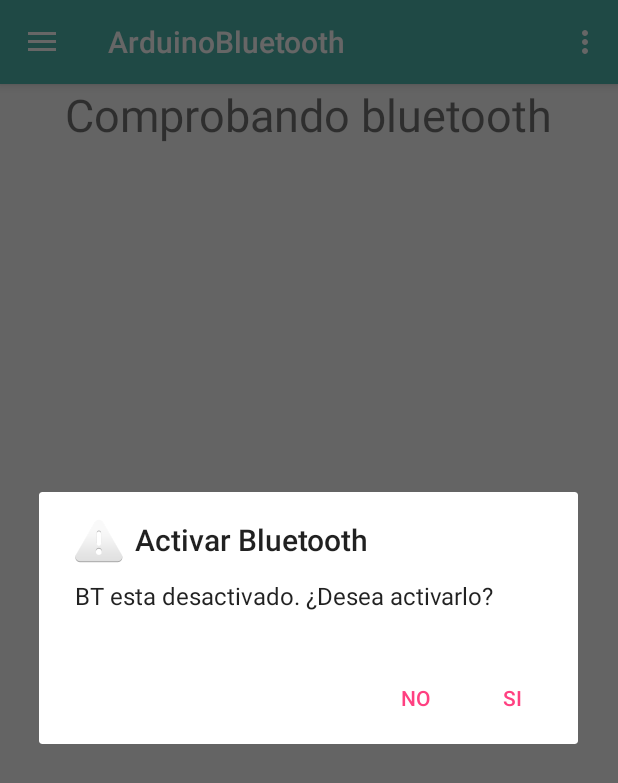
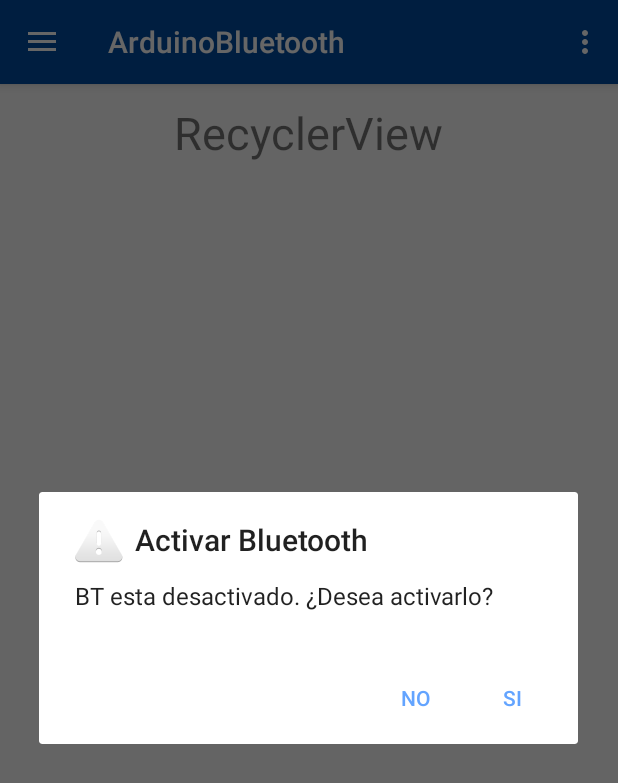
Before and after one commit to andres18160/ArduinoBluetooth, an Android app: the screen it shows after launch (MainActivity), after a tap on "Iniciar Control", on a phone screen of 412 x 824 dp. Shown: the top 783 px of the screen. Run offline under Robolectric (Android 15) with nearby library versions, the phone set to English and light mode, and no system bars; 1 other tap on this screen came first.

Commit message:
cambios varios
cambios varios

```diff
--- a/ArduinoBluetooth/app/src/main/java/com/andres18160gmail/arduinobluetooth/Principal.java
+++ b/ArduinoBluetooth/app/src/main/java/com/andres18160gmail/arduinobluetooth/Principal.java
@@ -1,5 +1,6 @@
 package com.andres18160gmail.arduinobluetooth;
 
+import android.animation.ObjectAnimator;
 import android.bluetooth.BluetoothAdapter;
 import android.bluetooth.BluetoothDevice;
 import android.bluetooth.BluetoothSocket;
@@ -21,7 +22,9 @@
 import android.view.LayoutInflater;
 import android.view.View;
 import android.view.ViewGroup;
+import android.view.animation.DecelerateInterpolator;
 import android.widget.MediaController;
+import android.widget.ProgressBar;
 import android.widget.TextView;
 import android.widget.Toast;
 
@@ -49,7 +52,7 @@
     private static final String NOMBRE_DISPOSITIVO_BT = "HC-06";//Nombre de neustro dispositivo bluetooth.
     private static final String TAG = "bluetooth2";
     private int progressChangedValue = 0;
-
+    private  View v;
     ArrayList<EnDispositivo> listDatos;
     RecyclerView recycler;
     TablaDispositivos cdDispositivos;
@@ -57,7 +60,6 @@
     EnDispositivo dispositivo=new EnDispositivo();
     TextView txtInformacion;
     BluetoothDevice arduino = null;
-    private MiAsyncTask tareaAsincrona;
 
 
     Handler h;
@@ -70,7 +72,8 @@
     // SPP UUID service
     private static final UUID MY_UUID = UUID.fromString("00001101-0000-1000-8000-00805F9B34FB");
     // MAC-address of Bluetooth module (you must edit this line)
-    private static String address = "00:15:FF:F2:19:5F";
+    private ObjectAnimator anim;
+    private Handler handler = new Handler();
 
 
 
@@ -85,12 +88,11 @@
     public View onCreateView(LayoutInflater inflater, ViewGroup container,
                              Bundle savedInstanceState) {
         // Inflate the layout for this fragment
-        View v= inflater.inflate(R.layout.fragment_principal, container, false);
+        v= inflater.inflate(R.layout.fragment_principal, container, false);
         cdDispositivos=new TablaDispositivos(v.getContext());
         recycler=(RecyclerView)v.findViewById(R.id.RecyclerId);
         recycler.setLayoutManager(new LinearLayoutManager(v.getContext(),LinearLayoutManager.VERTICAL,false));
         txtInformacion=(TextView)v.findViewById(R.id.txtInformacion);
-        //recycler.setLayoutManager(new GridLayoutManager(v.getContext(),2));
         listDatos=cdDispositivos.GetListaDispositivos();
         if(listDatos!=null){
             adapter=new DispositivosControlAdapter(listDatos);
@@ -98,6 +100,8 @@
             adapter.setOnSeekBar(this);
             recycler.setAdapter(adapter);
         }
+
+        recycler.setVisibility(View.INVISIBLE);
         h = new Handler() {
             public void handleMessage(android.os.Message msg) {
                 switch (msg.what) {
@@ -124,6 +128,22 @@
         return v;
     }
     private void descubrirDispositivosBT() {
+
+        new Thread(new Runnable() {
+            public void run() {
+
+                    // Update the progress bar and display the
+                    //current value in the text view
+                    handler.post(new Runnable() {
+                        public void run() {
+
+
+
+
+
+
+
+
 /*
 Este método comprueba si nuestro dispositivo dispone de conectividad bluetooh.
 En caso afirmativo, si estuviera desctivada, intenta activarla.
@@ -132,7 +152,7 @@
 //Comprobamos que el dispositivo tiene adaptador bluetooth
                             BluetoothAdapter mBluetoothAdapter = BluetoothAdapter.getDefaultAdapter();
 
-        txtInformacion.setText("Comprobando bluetooth");
+                            MensajeToast("Comprobando bluetooth");
 
                             if (mBluetoothAdapter != null) {
 
@@ -153,7 +173,6 @@
                                                 arduino = devices;
                                             }
                                         }
-
                                         if (arduino != null) {
 
                                             try {
@@ -161,17 +180,16 @@
                                             } catch (IOException e) {
                                                 MensajeToast("In onResume() and socket create failed: " + e.getMessage() + ".");
                                             }
-
                                             // Discovery is resource intensive.  Make sure it isn't going on
                                             // when you attempt to connect and pass your message.
                                             btAdapter.cancelDiscovery();
-
                                             // Establish the connection.  This will block until it connects.
                                             Log.d(TAG, "...Connecting...");
                                             try {
                                                 btSocket.connect();
-                            txtInformacion.setText("...Connecting...");
+                                                MensajeToast("...Connecting...");
                                                 Log.d(TAG, "....Connection ok...");
+                                                recycler.setVisibility(View.VISIBLE);
                                             } catch (IOException e) {
                                                 try {
                                                     btSocket.close();
@@ -182,20 +200,18 @@
 
                                             // Create a data stream so we can talk to server.
                                             Log.d(TAG, "...Create Socket...");
-
                                             mConnectedThread = new ConnectedThread(btSocket);
                                             mConnectedThread.start();
-
                                         } else {
 //No hemos encontrado nuestro dispositivo BT, es necesario emparejarlo antes de poder usarlo.
 //No hay ningun dispositivo emparejado. Salimos de la app.
                                             Toast.makeText(getContext(), "No hay dispositivos emparejados, por favor, empareje el arduino", Toast.LENGTH_LONG).show();
-                        txtInformacion.setText("No hay dispositivos emparejados, por favor, empareje el arduino");
+                                           // txtInformacion.setText("No hay dispositivos emparejados, por favor, empareje el arduino");
                                         }
                                     } else {
 //No hay ningun dispositivo emparejado. Salimos de la app.
                                         Toast.makeText(getContext(), "No hay dispositivos emparejados, por favor, empareje el arduino", Toast.LENGTH_LONG).show();
-                    txtInformacion.setText("No hay dispositivos emparejados, por favor, empareje el arduino");
+                                        //txtInformacion.setText("No hay dispositivos emparejados, por favor, empareje el arduino");
 
                                     }
                                 } else {
@@ -205,6 +221,30 @@
 // El dispositivo no soporta bluetooth. Mensaje al usuario y salimos de la app
                                 Toast.makeText(getContext(), "El dispositivo no soporta comunicación por Bluetooth", Toast.LENGTH_LONG).show();
                             }
+
+
+
+
+
+
+                        }//Final del RUN
+                    });
+                    try {
+                        // Sleep for 200 milliseconds.
+                        Thread.sleep(200);
+                    } catch (InterruptedException e) {
+                        e.printStackTrace();
+                    }
+
+            }
+        }).start();
+
+
+
+
+
+
+
     }
 
 
@@ -312,8 +352,9 @@
 
     @Override
     public void itemStopTrackingTouch(View view, int position) {
+        dispositivo=adapter.getItem(position);
         MensajeToast("Stop Progreso="+progressChangedValue);
-        tareaAsincrona.write(""+progressChangedValue);
+        mConnectedThread.write(dispositivo.getPin()+":"+progressChangedValue);
     }
     private class ConnectedThread extends Thread {
         private final InputStream mmInStream;
--- a/ArduinoBluetooth/app/src/main/res/drawable/side_nav_bar.xml
+++ b/ArduinoBluetooth/app/src/main/res/drawable/side_nav_bar.xml
@@ -2,8 +2,8 @@
     android:shape="rectangle">
     <gradient
         android:angle="135"
-        android:centerColor="#009688"
-        android:endColor="#00695C"
-        android:startColor="#4DB6AC"
+        android:centerColor="#1976d2"
+        android:endColor="#004ba0"
+        android:startColor="#3949ab"
         android:type="linear" />
 </shape>
--- a/ArduinoBluetooth/app/src/main/res/layout/app_bar_main.xml
+++ b/ArduinoBluetooth/app/src/main/res/layout/app_bar_main.xml
@@ -15,7 +15,7 @@
             android:id="@+id/toolbar"
             android:layout_width="match_parent"
             android:layout_height="?attr/actionBarSize"
-            android:background="?attr/colorPrimary"
+            android:background="@color/colorPrimaryDark"
             app:popupTheme="@style/AppTheme.PopupOverlay" />
 
     </android.support.design.widget.AppBarLayout>
--- a/ArduinoBluetooth/app/src/main/res/layout/fragment_principal.xml
+++ b/ArduinoBluetooth/app/src/main/res/layout/fragment_principal.xml
@@ -6,25 +6,31 @@
 
     <!-- TODO: Update blank fragment layout -->
 
-<LinearLayout
+<RelativeLayout
     android:layout_width="match_parent"
     android:layout_height="match_parent"
     android:orientation="vertical">
+
     <TextView
         android:id="@+id/txtInformacion"
-        android:layout_gravity="center"
         android:layout_width="wrap_content"
         android:layout_height="wrap_content"
-        android:textSize="30dp"
+        android:layout_alignParentTop="true"
+        android:layout_centerHorizontal="true"
+        android:layout_gravity="center"
+        android:layout_marginTop="12dp"
         android:text="RecyclerView"
-        android:layout_marginBottom="20dp"/>
+        android:textSize="30dp" />
 
     <android.support.v7.widget.RecyclerView
-        android:paddingRight="10dp"
-        android:paddingLeft="20dp"
         android:id="@+id/RecyclerId"
         android:layout_width="match_parent"
-        android:layout_height="wrap_content"/>
-</LinearLayout>
+        android:layout_height="match_parent"
+        android:layout_alignParentStart="true"
+        android:layout_below="@+id/txtInformacion"
+        android:paddingLeft="20dp"
+        android:paddingRight="10dp" />
+
+</RelativeLayout>
 
 </FrameLayout>
--- a/ArduinoBluetooth/app/src/main/res/layout/itemlist_dispositivos.xml
+++ b/ArduinoBluetooth/app/src/main/res/layout/itemlist_dispositivos.xml
@@ -36,7 +36,6 @@
                     android:layout_height="match_parent"
                     android:layout_alignParentTop="true"
                     android:layout_centerHorizontal="true"
-                    android:background="@drawable/cerclebackgroundpink"
                     android:scaleType="fitXY" />
             </android.support.v7.widget.CardView>
 
--- a/ArduinoBluetooth/app/src/main/res/values/colors.xml
+++ b/ArduinoBluetooth/app/src/main/res/values/colors.xml
@@ -1,12 +1,13 @@
 <?xml version="1.0" encoding="utf-8"?>
 <resources>
-    <color name="colorPrimary">#4DB6AC</color>
-    <color name="colorPrimaryDark">#00bfa5</color>
+    <color name="colorPrimary">#1976d2</color>
+    <color name="colorPrimaryDark">#004ba0</color>
+    <color name="colorPrimaryLight">#63a4ff</color>
     <color name="backgroundcolor">#fcfcfc</color>
     <color name="lightgray">#ededed</color>
     <color name="deepppurple">#7c4dff</color>
     <color name="yello">#ffb300</color>
     <color name="green">#00bfa5</color>
     <color name="colorAccent">#ff4081</color>
-    <color name="dark">#424242</color>
+    <color name="dark">#001064</color>
 </resources>
--- a/ArduinoBluetooth/app/src/main/res/values/styles.xml
+++ b/ArduinoBluetooth/app/src/main/res/values/styles.xml
@@ -5,7 +5,7 @@
         <!-- Customize your theme here. -->
         <item name="colorPrimary">@color/colorPrimary</item>
         <item name="colorPrimaryDark">@color/colorPrimaryDark</item>
-        <item name="colorAccent">@color/colorAccent</item>
+        <item name="colorAccent">@color/colorPrimaryLight</item>
     </style>
 
     <style name="AppTheme.NoActionBar">
```
Also changed, not shown: ArduinoBluetooth/app/src/main/res/drawable/circular.xml (added, +9 -0 lines), ArduinoBluetooth/app/src/main/res/layout/activity_config_detalle.xml (+22 -13 lines), ArduinoBluetooth/app/src/main/res/layout/fragment_config_dispositvos.xml (+4 -3 lines), 1 other file. Lines whose indentation alone changed are shown as unchanged.
